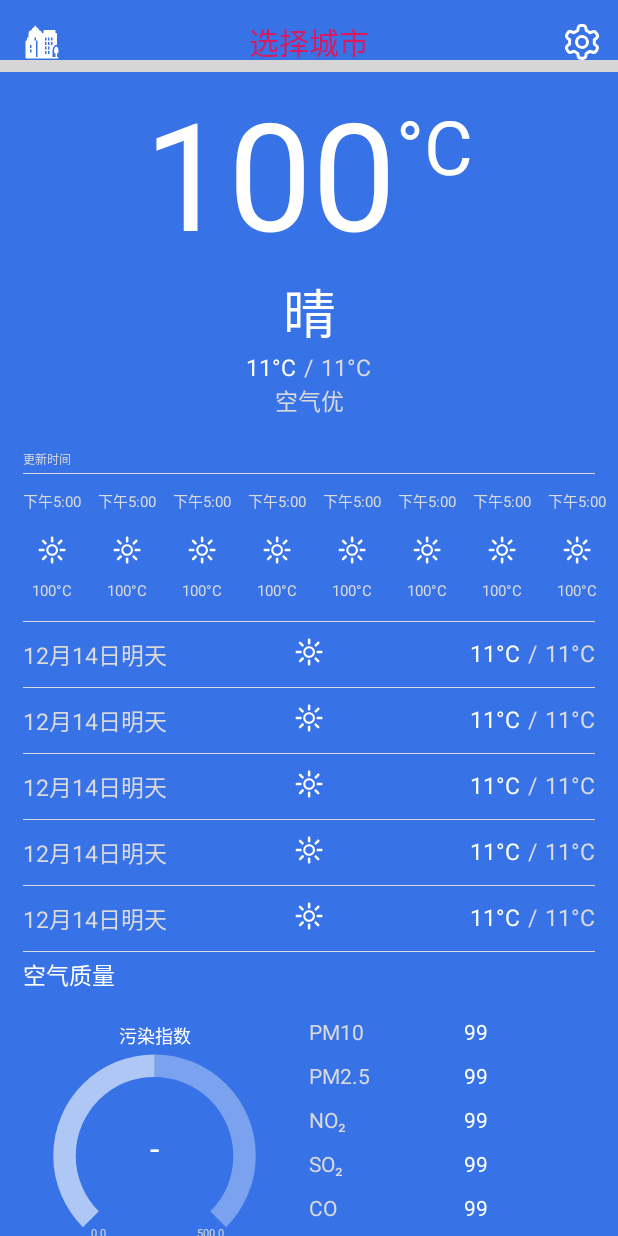
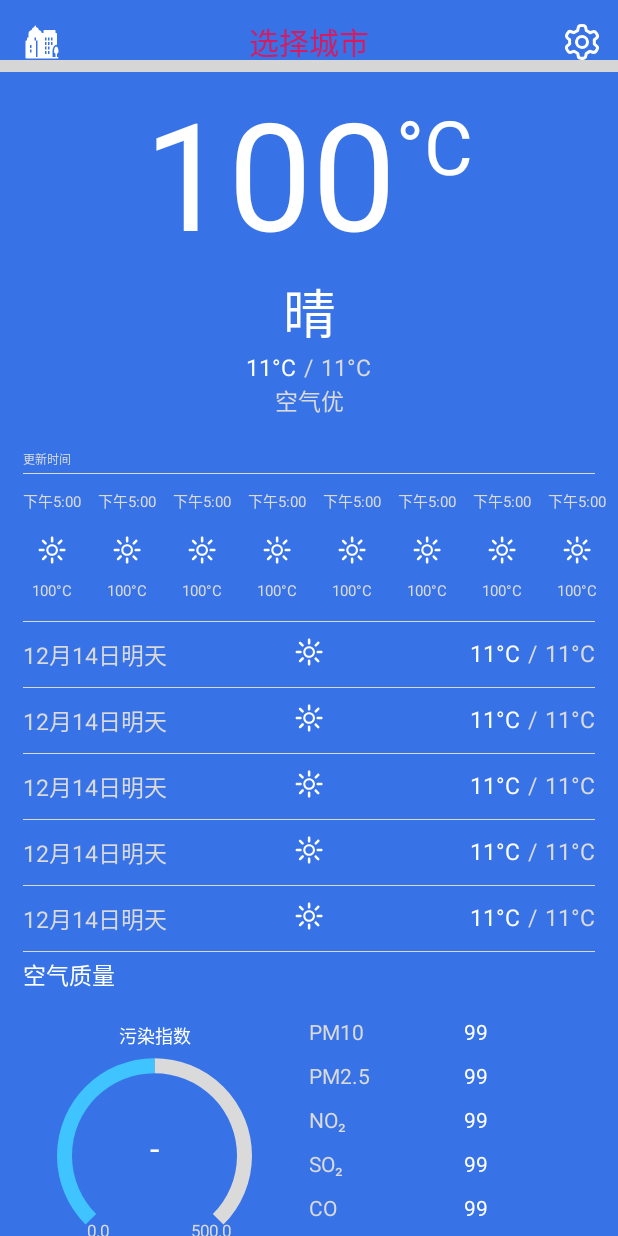
Before and after one commit to objectyan/WeatherBaby, an Android app: the screen it shows after launch (MainActivity), on a phone screen of 412 x 824 dp. Run offline under Robolectric (Android 15) with nearby library versions, the phone set to English and light mode, and no system bars; our stand-ins replace ButterKnife; libraries missing offline, so code that uses them is left out: me.relex.circleindicator; plain views replace CircleIndicator; 2 statements that could not run were skipped; grey boxes are pictures that could not be loaded.

Commit message:
修改弧形插件样式

```diff
--- a/app/build.gradle
+++ b/app/build.gradle
@@ -38,5 +38,4 @@ dependencies {
     implementation 'me.relex:circleindicator:2.1.0'
     implementation 'com.jakewharton:butterknife:10.1.0'
     annotationProcessor 'com.jakewharton:butterknife-compiler:10.1.0'
-    implementation 'com.github.PhilJay:MPAndroidChart:v3.1.0'
 }
--- a/app/src/main/java/me/objectyan/weatherbaby/widget/ArcView.java
+++ b/app/src/main/java/me/objectyan/weatherbaby/widget/ArcView.java
@@ -3,6 +3,7 @@ package me.objectyan.weatherbaby.widget;
 import android.content.Context;
 import android.content.res.TypedArray;
 import android.graphics.Canvas;
+import android.graphics.Color;
 import android.graphics.Paint;
 import android.graphics.RectF;
 import android.text.TextPaint;
@@ -17,11 +18,13 @@ import me.objectyan.weatherbaby.R;
  */
 public class ArcView extends View {
     private final float density;
-    private float attr_max;
-    private float attr_min;
+    private float attr_max = 100;
+    private float attr_min = 0;
     private String attr_title;
     private String attr_value;
     private String attr_subValue;
+    private int attt_progressColor = 0xFFFFFFFF;
+    private int attt_backgroundColor = 0x55DADADA;
     private TextPaint textPaint = new TextPaint(Paint.ANTI_ALIAS_FLAG);
     private RectF rectF = new RectF();
 
@@ -32,12 +35,17 @@ public class ArcView extends View {
         if (isInEditMode()) {
             return;
         }
-        TypedArray a = context.obtainStyledAttributes(attrs, R.styleable.ArcView);
-        attr_max = a.getFloat(R.styleable.ArcView_max, 100f);
-        attr_min = a.getFloat(R.styleable.ArcView_min, 0f);
-        attr_title = a.getString(R.styleable.ArcView_title);
-        attr_value = a.getString(R.styleable.ArcView_value);
-        attr_subValue = a.getString(R.styleable.ArcView_subValue);
+        if (attrs != null) {
+            TypedArray a = context.obtainStyledAttributes(attrs, R.styleable.ArcView);
+            attr_max = a.getFloat(R.styleable.ArcView_max, attr_max);
+            attr_min = a.getFloat(R.styleable.ArcView_min, attr_min);
+            attr_title = a.getString(R.styleable.ArcView_title);
+            attr_value = a.getString(R.styleable.ArcView_value);
+            attr_subValue = a.getString(R.styleable.ArcView_subValue);
+            attt_progressColor = a.getColor(R.styleable.ArcView_progressColor, attt_progressColor);
+            attt_backgroundColor = a.getColor(R.styleable.ArcView_backgroundColor, attt_backgroundColor);
+            a.recycle();
+        }
     }
 
     @Override
@@ -59,8 +67,8 @@ public class ArcView extends View {
 
         float aqiArcRadius = lineSize * 4f;
         textPaint.setStyle(Paint.Style.STROKE);
-        textPaint.setStrokeWidth(lineSize * 1);
-        textPaint.setColor(0x55ffffff);
+        textPaint.setStrokeWidth(lineSize / 1.5f);
+        textPaint.setColor(attt_backgroundColor);
         rectF.set(-aqiArcRadius, -aqiArcRadius, aqiArcRadius, aqiArcRadius);
         final int saveCount = canvas.save();
         canvas.translate(w / 2f, h / 1.6f);
@@ -72,7 +80,7 @@ public class ArcView extends View {
         if (currAqiPercent >= 0f) {
 
             // draw aqi aqiPercent arc
-            textPaint.setColor(0x99ffffff);
+            textPaint.setColor(attt_progressColor);
             canvas.drawArc(rectF, startAngle, sweepAngle * currAqiPercent, false, textPaint);
 
             textPaint.setStyle(Paint.Style.FILL);
@@ -111,14 +119,14 @@ public class ArcView extends View {
                 }
             }
             // draw max and min
-            textPaint.setTextSize(lineSize * 0.5f);
+            textPaint.setTextSize(lineSize * 0.75f);
             textPaint.setColor(getResources().getColor(R.color.colorTips));
             try {
                 // TODO
                 canvas.drawText(String.valueOf(attr_min), -lineSize * 2.5f, lineSize * 3.6f, textPaint);
             } catch (Exception e) {
             }
-            textPaint.setTextSize(lineSize * 0.5f);
+            textPaint.setTextSize(lineSize * 0.75f);
             textPaint.setColor(getResources().getColor(R.color.colorTips));
             try {
                 // TODO
--- a/app/src/main/res/layout/fragment_weather_atmosphere.xml
+++ b/app/src/main/res/layout/fragment_weather_atmosphere.xml
@@ -43,6 +43,8 @@
                 android:gravity="center_vertical"
                 app:max="500"
                 app:min="0"
+                app:progressColor="@color/colorAtmospherePColor"
+                app:backgroundColor="@color/colorAtmosphereBColor"
                 app:title="@string/Atmosphere_AQI" />
 
             <LinearLayout
--- a/app/src/main/res/values/attrs.xml
+++ b/app/src/main/res/values/attrs.xml
@@ -6,5 +6,7 @@
         <attr name="title" format="reference|string" />
         <attr name="value" format="string|reference" />
         <attr name="subValue" format="string|reference" />
+        <attr name="backgroundColor" format="color|reference" />
+        <attr name="progressColor" format="color|reference" />
     </declare-styleable>
 </resources>
--- a/app/src/main/res/values/colors.xml
+++ b/app/src/main/res/values/colors.xml
@@ -1,6 +1,7 @@
 <?xml version="1.0" encoding="utf-8"?>
 <resources>
     <color name="colorPrimary">#3773E7</color>
+
     <color name="colorPrimaryDark">#3773E7</color>
     <color name="colorAccent">#D81B60</color>
 
@@ -12,4 +13,7 @@
 
     <color name="colorTemp">#FFFFFFFF</color>
     <color name="colorTips">#DADADA</color>
+
+    <color name="colorAtmospherePColor">#FF40C4FF</color>
+    <color name="colorAtmosphereBColor">#FFDADADA</color>
 </resources>
--- a/build.gradle
+++ b/build.gradle
@@ -18,7 +18,6 @@ allprojects {
     repositories {
         google()
         jcenter()
-        maven { url 'https://jitpack.io' }
     }
 }
 
```
